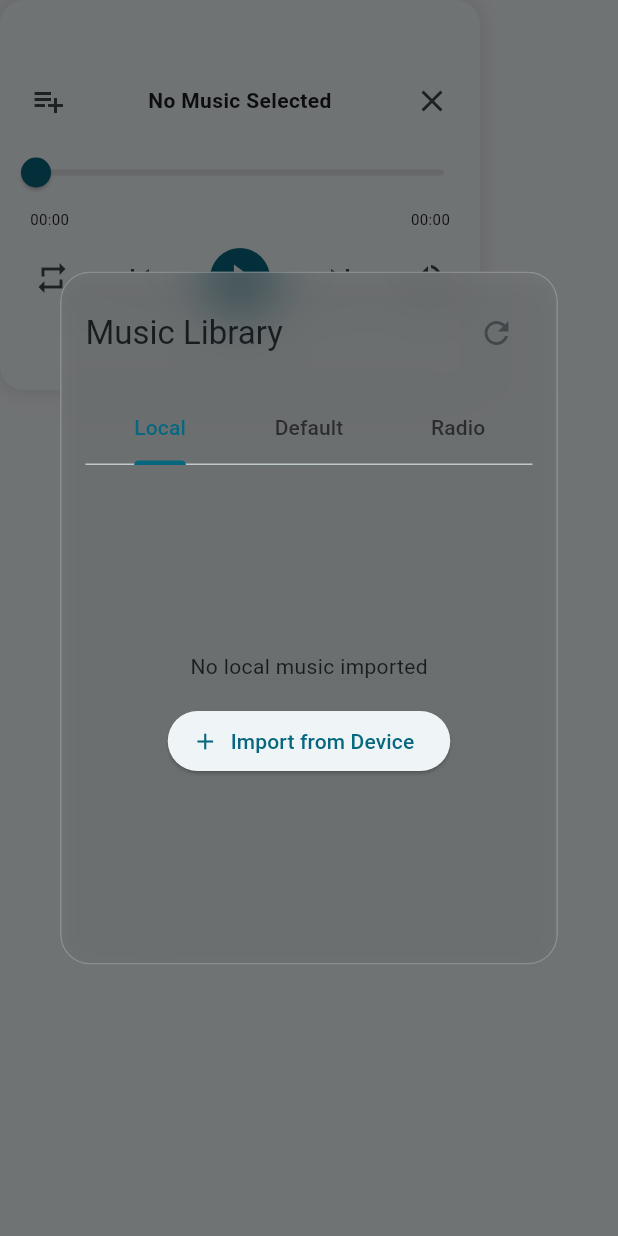
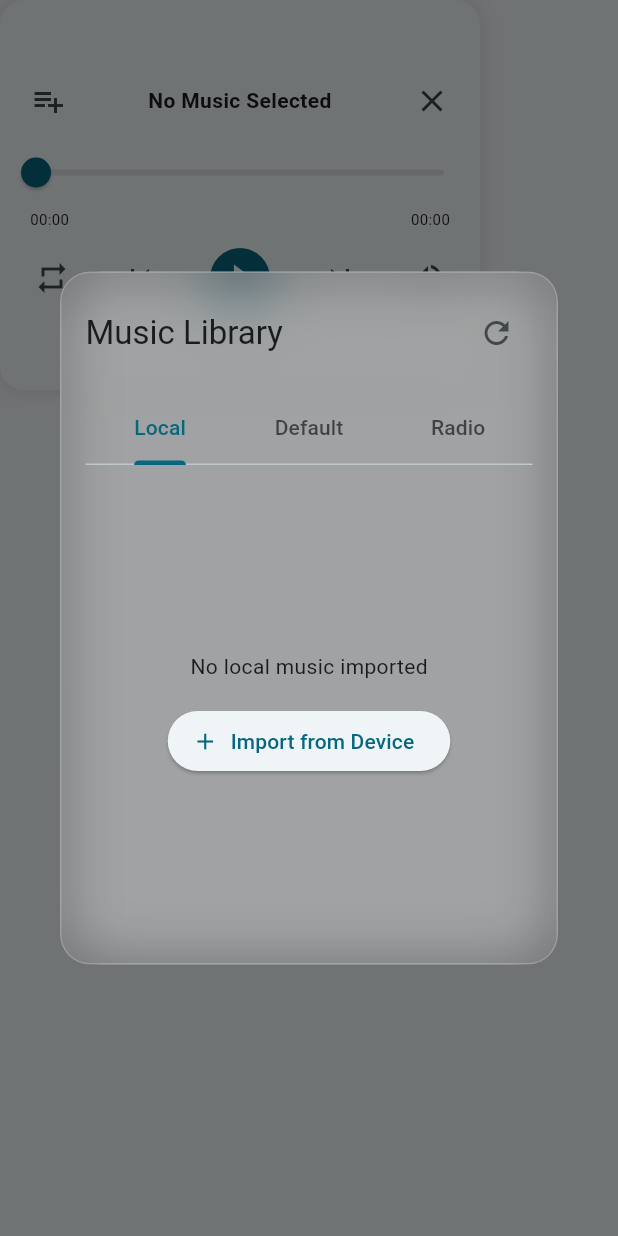
Before and after one commit to ChenXu233/ToDoTimeSquare, a Flutter app: the MusicPlayerWidget widget shown alone on an empty page, opened directly, after a tap on the "music note" icon, after a tap on the "playlist add" icon, on a phone screen of 412 x 824 dp. Run offline on Flutter 3.47's test engine with Material 3 defaults, Android fonts, the phone set to English and light mode, and no system bars; our stand-ins replace animated_list_plus, confetti, file_picker, flutter_local_notifications, go_router, just_audio and 3 more; missing offline and left inert: bitsdojo_window, flutter_displaymode, just_audio_media_kit; accounts and stored records are empty; network calls fail.

Commit message:
:recycle: 更新背景音乐链接和播放器透明度

```diff
--- a/lib/providers/background_music_provider.dart
+++ b/lib/providers/background_music_provider.dart
@@ -124,21 +124,21 @@ class BackgroundMusicProvider extends ChangeNotifier {
           title: 'Frozen Waters',
           artist: 'hoogway / softy',
           sourceUrl:
-              'https://m801.music.126.net/20251212194911/25b513be72c384080e8656d57b666a24/jdymusic/obj/wo3DlMOGwrbDjj7DisKw/10141630092/3753/1062/9868/5759e313b0f77c2aff037ce5aa655f13.mp3',
+              'http://101.132.38.216:8800/download?id=1866350557',
         ),
         MusicTrack(
           id: 'def_2',
           title: "It's Okay",
           artist: 'Ayzic / Project AER',
           sourceUrl:
-              'http://m801.music.126.net/20251212193856/35ea3b4662577f4eb9adbf7d21c6cfbe/jdymusic/obj/wo3DlMOGwrbDjj7DisKw/8697392598/33a9/6233/90bd/0f02755e78a31d307cbc6ce042c2ebd6.mp3',
+              'http://101.132.38.216:8800/download?id=1840791849',
         ),
         MusicTrack(
           id: 'def_3',
           title: 'Frozen Waters',
           artist: 'hoogway / softy',
           sourceUrl:
-              'http://m701.music.126.net/20251212194258/a9214462483fa71f4ed6e25616d99098/jdymusic/obj/wo3DlMOGwrbDjj7DisKw/10141630278/e916/e474/806a/331720d42f0d41d4e3c79aea44fc67c2.mp3',
+              'http://101.132.38.216:8800/download?id=1866350557',
         ),
       ];
       notifyListeners();
--- a/lib/screens/pomodoro/widgets/music_player_widget.dart
+++ b/lib/screens/pomodoro/widgets/music_player_widget.dart
@@ -96,7 +96,7 @@ class _MusicPlayerWidgetState extends State<MusicPlayerWidget>
                     showDialog(
                       context: context,
                       builder: (context) => AlertDialog(
-                        backgroundColor: Colors.transparent,
+                        backgroundColor: Colors.white.withAlpha(100),
                         contentPadding: EdgeInsets.zero,
                         content: const SizedBox(
                           width: double.maxFinite,
```
